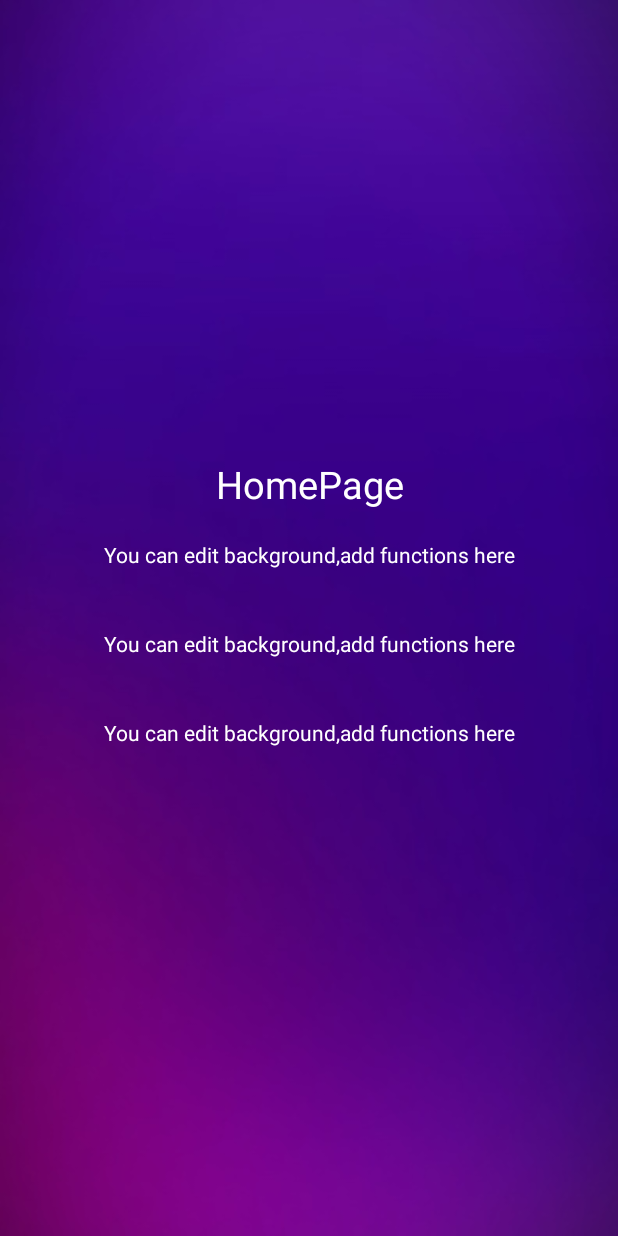
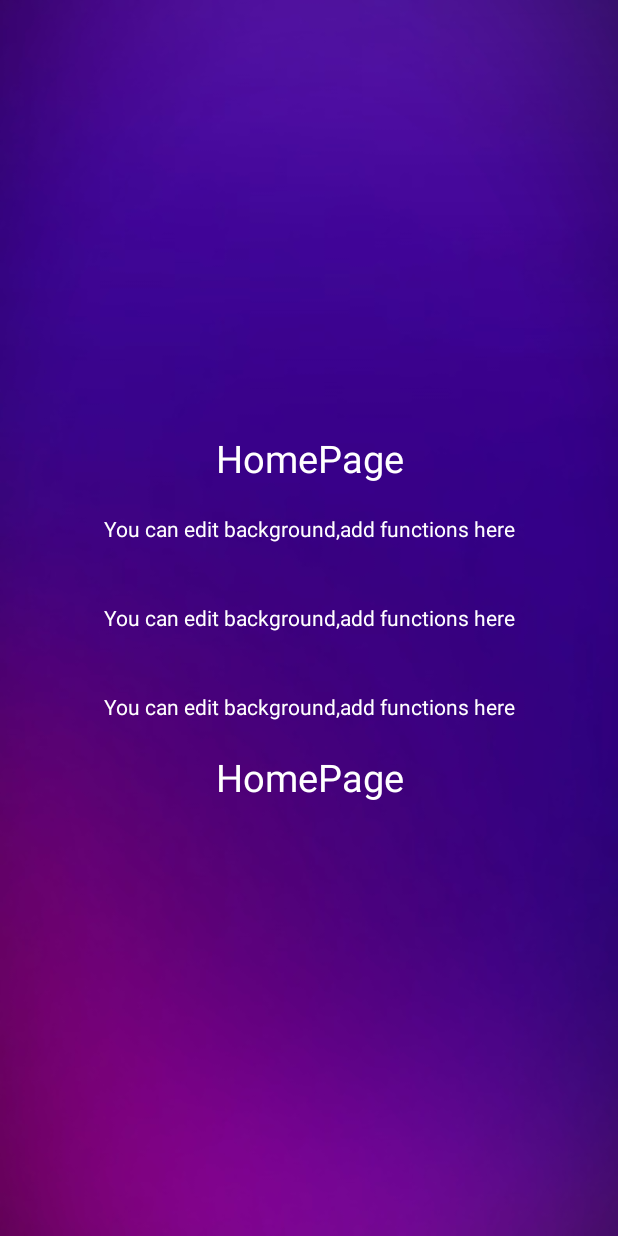
Before and after one commit to nishanthan22/Reverb, an Android app: the screen it shows after launch (HomePage), on a phone screen of 412 x 824 dp. Run offline under Robolectric (Android 15) with nearby library versions, the phone set to English and light mode, and no system bars; Roboto replaces fonts that are not available here.

Commit message:
by new nishanth

```diff
--- a/app/src/main/res/layout/activity_home_page.xml
+++ b/app/src/main/res/layout/activity_home_page.xml
@@ -37,4 +37,12 @@
         android:textColor="@color/white"
         android:gravity="center"
         android:layout_margin="20dp"/>
+
+    <TextView
+        android:layout_width="match_parent"
+        android:layout_height="wrap_content"
+        android:text="HomePage"
+        android:textColor="@color/white"
+        android:gravity="center"
+        android:textSize="25dp"/>
 </LinearLayout>
```
